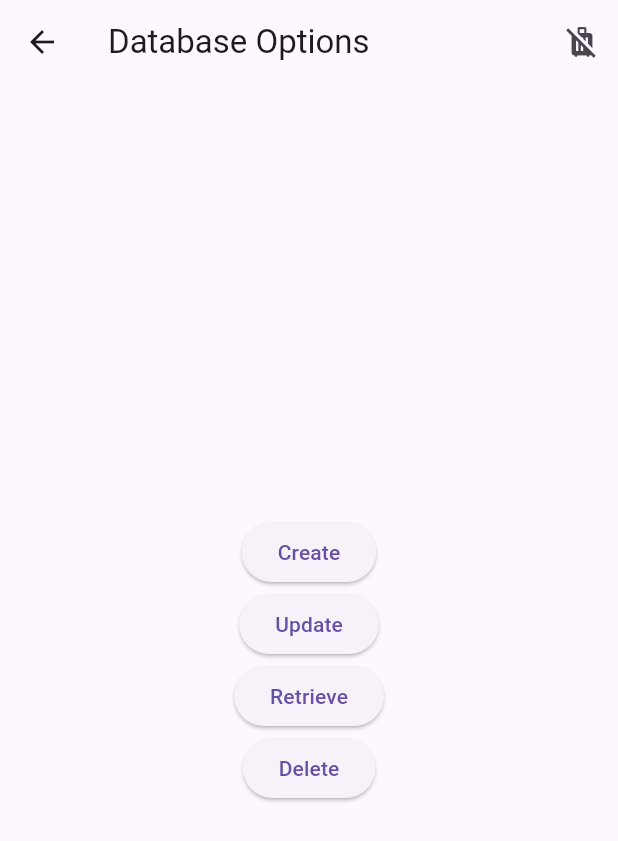
After one commit to vaibhavnavghare4253/bustrack, a Flutter app: the DatabaseOptions screen opened directly, after a tap on "Create", on a phone screen of 412 x 824 dp. The commit adds this screen. Shown: the top 841 px of the screen. Run offline on Flutter 3.47's test engine with Material 3 defaults, Android fonts, the phone set to English and light mode, and no system bars; our stand-ins replace cloud_firestore, firebase_auth, firebase_core, google_maps_flutter, location; missing offline and left inert: flutter_polyline_points; accounts and stored records are empty.

Commit message:
implementing crud

```diff
--- /dev/null
+++ b/lib/dbfunctions.dart
@@ -0,0 +1,23 @@
+import 'package:cloud_firestore/cloud_firestore.dart';
+import 'package:firebase_core/firebase_core.dart';
+
+create(String collName, docName, name, animal, int age) async {
+  await FirebaseFirestore.instance
+      .collection(collName)
+      .doc(docName)
+      .set({'name': name, 'animal': animal, 'age': age});
+  print('Database Updated');
+}
+
+update(String collName, docName, field, var newFieldValue) async {
+  await FirebaseFirestore.instance
+      .collection(collName)
+      .doc(docName)
+      .update({field: newFieldValue});
+  print('Fields Updated');
+}
+
+delete(String collName, docName) async {
+  await FirebaseFirestore.instance.collection(collName).doc(docName).delete();
+  print('Document Deleted');
+}
--- /dev/null
+++ b/lib/lib/dbfunctions.dart
@@ -0,0 +1 @@
+// TODO Implement this library.
--- a/lib/main.dart
+++ b/lib/main.dart
@@ -6,6 +6,9 @@ import 'package:bus_track/pages/signup.dart';
 import 'package:firebase_auth/firebase_auth.dart';
 import 'package:flutter/material.dart';
 import 'package:firebase_core/firebase_core.dart';
+
+import 'MyHomePage.dart';
+import 'firestore_service.dart';
 
 
 // auth credentials repeated
@@ -22,26 +25,29 @@ void main() async {
 //   runApp( LoginPage());
 // }
 // void main() {
-  runApp(const MyApp());
+  runApp( MyApp());
 }
 
 
 class MyApp extends StatelessWidget {
-  const MyApp({super.key});
+
+   MyApp({super.key});
+  final FirestoreService firestoreService = FirestoreService(); // Create the service here
 
   @override
   Widget build(BuildContext context) {
     return MaterialApp(
       debugShowCheckedModeBanner: false,
       home:
-      StreamBuilder(stream: FirebaseAuth.instance.authStateChanges(), builder: (context,snapshot){
-        if(snapshot.hasData){
-          return Tryoff();
-        }else{
-          return Registar();
-        }
-      })
+      // StreamBuilder(stream: FirebaseAuth.instance.authStateChanges(), builder: (context,snapshot){
+      //   if(snapshot.hasData){
+      //     return Tryoff();
+      //   }else{
+      //     return Registar();
+      //   }
+      // })
       // DatabaseOptions(),
+      MyHomePage(firestoreService: firestoreService),
       // GoogleMapPage(),
       // Registar(),
       // SignupPage(),
--- /dev/null
+++ b/lib/pages/db_retrive.dart
@@ -0,0 +1,61 @@
+import 'package:firebase_auth/firebase_auth.dart';
+import 'package:flutter/material.dart';
+// import 'package:bus_track/dbfunctions.dart';
+import 'package:bus_track/pages/pets.dart';
+
+import '../dbfunctions.dart';
+
+class DatabaseOptions extends StatefulWidget {
+  const DatabaseOptions({Key? key}) : super(key: key);
+
+  @override
+  _DatabaseOptionsState createState() => _DatabaseOptionsState();
+}
+
+class _DatabaseOptionsState extends State<DatabaseOptions> {
+  @override
+  Widget build(BuildContext context) {
+    return Scaffold(
+      appBar: AppBar(
+        title: Text('Database Options'),
+        actions: [
+          IconButton(
+              onPressed: () async {
+                await FirebaseAuth.instance.signOut();
+              },
+              icon: Icon(Icons.leave_bags_at_home))
+        ],
+      ),
+      body: Center(
+        child: Container(
+          child: Column(
+            mainAxisAlignment: MainAxisAlignment.center,
+            children: [
+              ElevatedButton(
+                  onPressed: () {
+                    create('pets', 'bully', 'bully', 'bull', 10);
+                  },
+                  child: Text('Create')),
+              ElevatedButton(
+                  onPressed: () {
+                    update('pets', 'tom', 'animal', 'tiger');
+                  },
+                  child: Text('Update')),
+              ElevatedButton(
+                  onPressed: () {
+                    Navigator.push(context,
+                        MaterialPageRoute(builder: (context) => PetsList()));
+                  },
+                  child: Text('Retrieve')),
+              ElevatedButton(
+                  onPressed: () {
+                    delete('pets', 'kitty');
+                  },
+                  child: Text('Delete')),
+            ],
+          ),
+        ),
+      ),
+    );
+  }
+}
--- a/pubspec.yaml
+++ b/pubspec.yaml
@@ -39,7 +39,7 @@ dependencies:
   geolocator: ^12.0.0
   firebase_database: ^10.5.5
   cloud_firestore: ^4.17.3
-
+#  firebase_firestore:
 
 dev_dependencies:
   flutter_test:
```
Also changed, not shown: lib/pages/pets.dart (added, +46 -0 lines), 1 other file.
